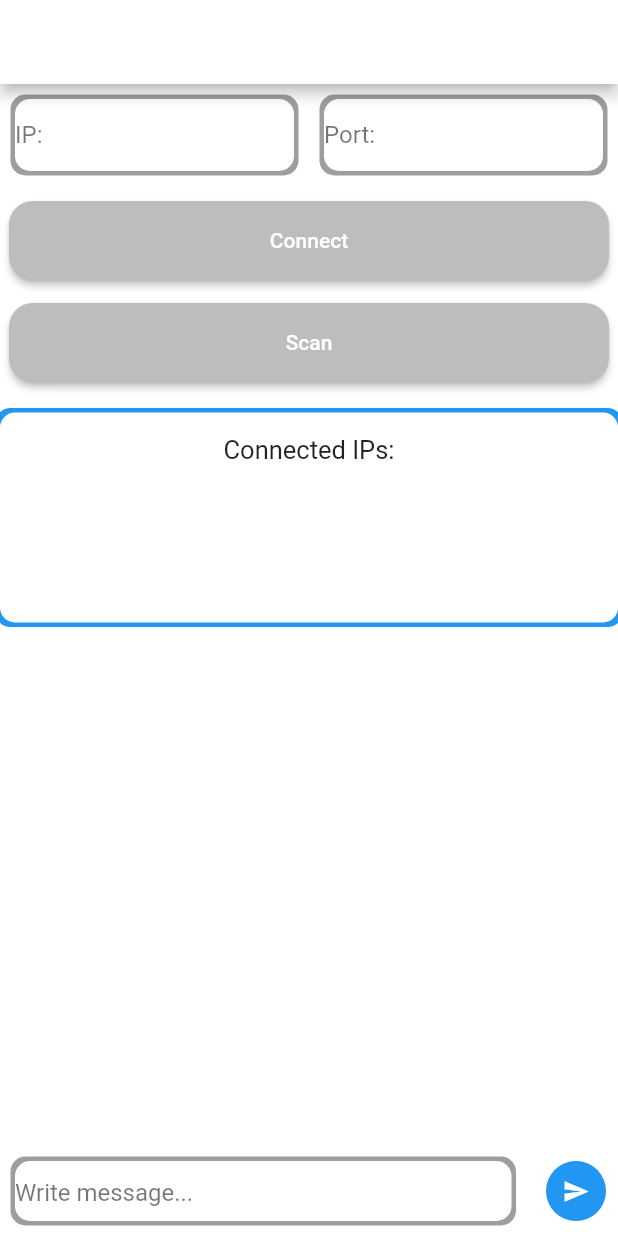
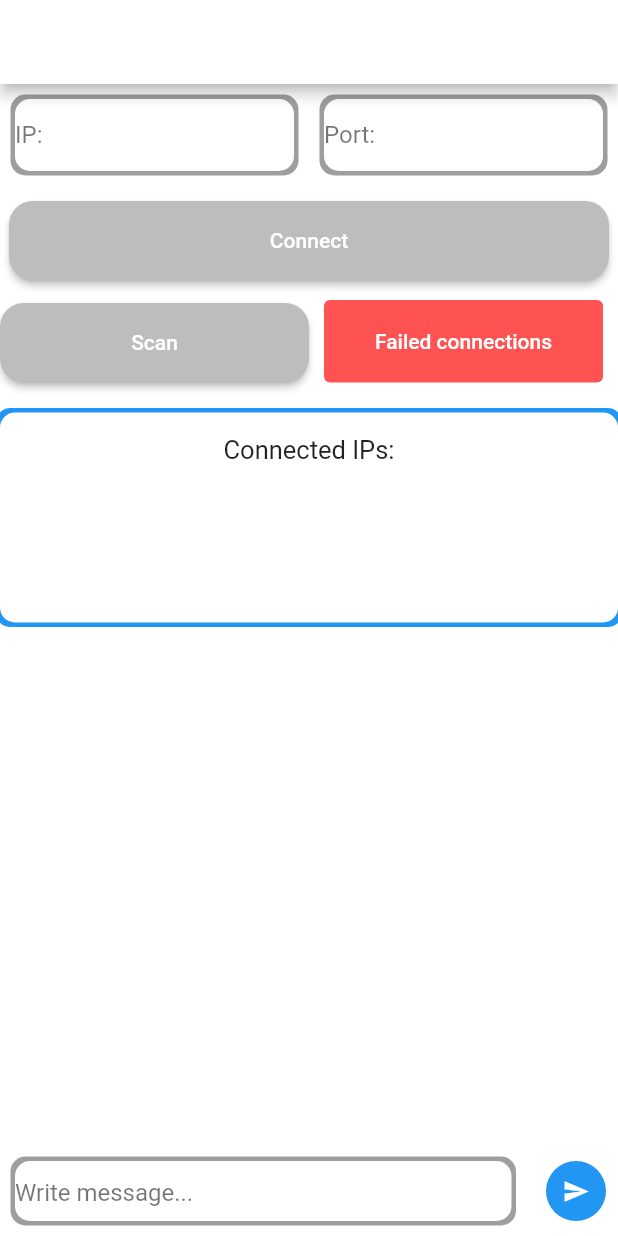
Before and after one commit to TahaMsv/Search-printers, a Flutter app: the screen it shows after launch, on a phone screen of 412 x 824 dp. Run offline on Flutter 3.47's test engine with Material 2 defaults, Android fonts, the light colour scheme and no system bars; drawn by our look-alikes of progress_state_button; our stand-ins replace fluttertoast, get; missing offline and left inert: wifi, wifi_info_flutter.

Commit message:
Show failed connections by Dialog

```diff
--- a/lib/screens/searchPrintersScreen/searchPrintersView.dart
+++ b/lib/screens/searchPrintersScreen/searchPrintersView.dart
@@ -48,9 +48,32 @@ class SearchPrintersView extends StatelessWidget {
                 mySearchPrintersController: mySearchPrintersController,
                 text: "Connect",
               ),
-              MyProgressButton(
-                mySearchPrintersController: mySearchPrintersController,
-                text: "Scan",
+              Row(
+                crossAxisAlignment: CrossAxisAlignment.end,
+                children: [
+                  Expanded(
+                    child: MyProgressButton(
+                      mySearchPrintersController: mySearchPrintersController,
+                      text: "Scan",
+                    ),
+                  ),
+                  Expanded(
+                    child: Container(
+                      height: 55,
+                      margin: EdgeInsets.only(left: 10,right: 10,bottom: 5),
+                      child: TextButton(
+                        style: ButtonStyle(
+                          backgroundColor: MaterialStateProperty.all<Color>(
+                              Colors.redAccent),
+                          foregroundColor:
+                              MaterialStateProperty.all<Color>(Colors.white),
+                        ),
+                        onPressed: mySearchPrintersController.showLogDialog,
+                        child: Text('Failed connections'),
+                      ),
+                    ),
+                  )
+                ],
               ),
               ConnectedIPsList(
                   mySearchPrintersController: mySearchPrintersController)
```
Also changed, not shown: lib/screens/searchPrintersScreen/searchPrintersController.dart (+62 -0 lines), lib/widgets/ping_discover_network/src/network_analyzer.dart (+30 -9 lines).
